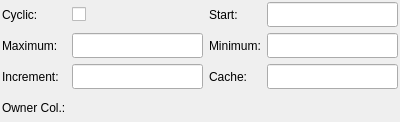
Above: libpgmodeler_ui/ui/sequencewidget.ui from pgmodeler/pgmodeler before the change. Below: the same form after it.
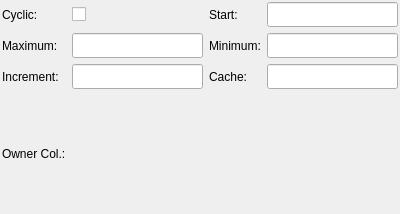
That is the form after the change.

```diff
--- a/libpgmodeler_ui/ui/sequencewidget.ui
+++ b/libpgmodeler_ui/ui/sequencewidget.ui
@@ -7,11 +7,11 @@
     <x>0</x>
     <y>0</y>
     <width>400</width>
-    <height>122</height>
+    <height>214</height>
    </rect>
   </property>
   <property name="sizePolicy">
-   <sizepolicy hsizetype="Preferred" vsizetype="Fixed">
+   <sizepolicy hsizetype="Preferred" vsizetype="Preferred">
     <horstretch>0</horstretch>
     <verstretch>0</verstretch>
    </sizepolicy>
```
